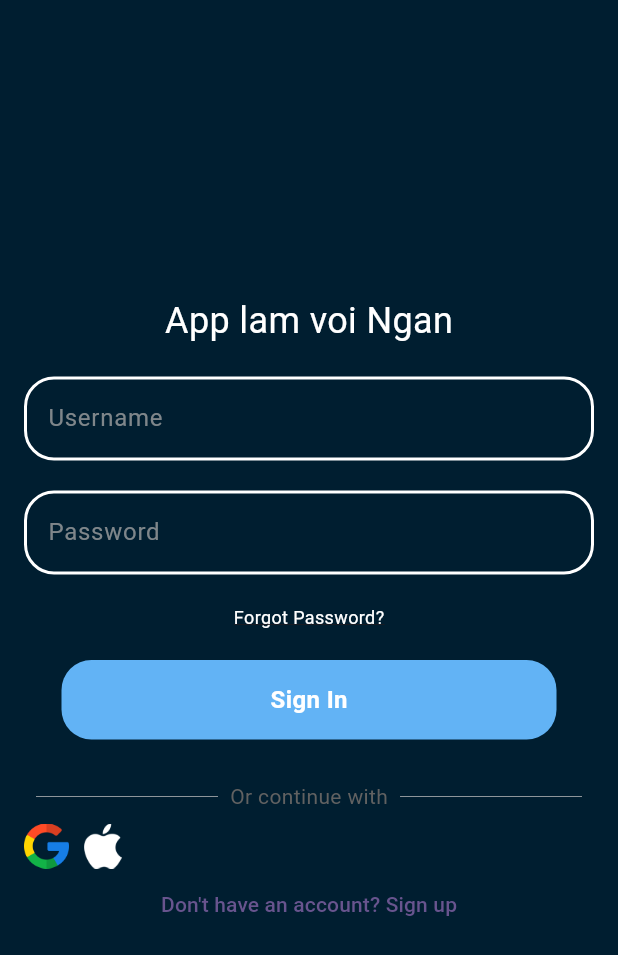
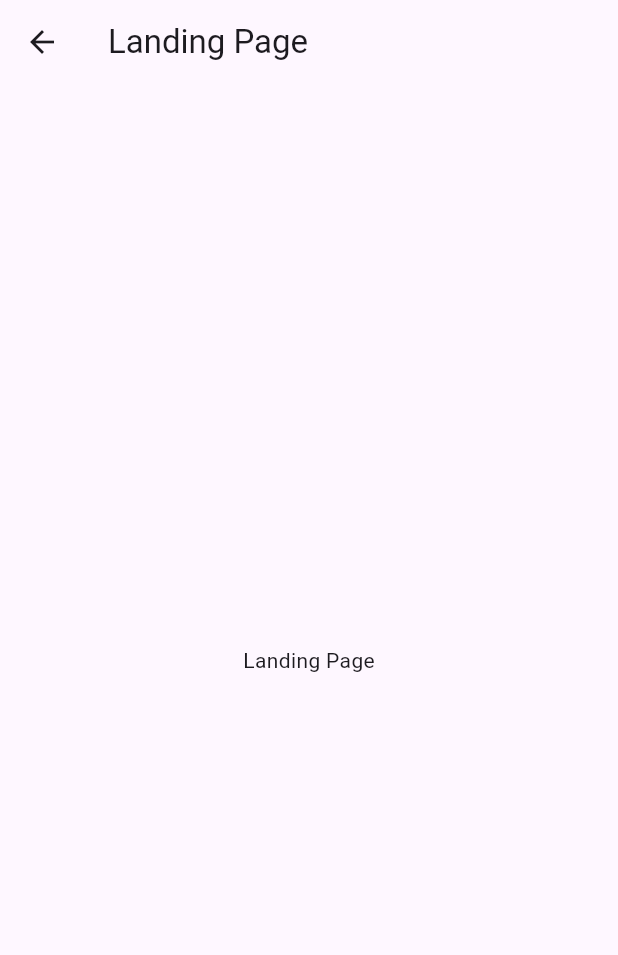
Before and after one commit to FanchonSora/Event-Management-Web, a Flutter app: the screen it shows after launch, after a tap on "Sign In", on a phone screen of 412 x 824 dp. Shown: the top 955 px of the screen. Run offline on Flutter 3.47's test engine with Material 3 defaults, Android fonts, the phone set to English and light mode, and no system bars; our stand-ins replace geolocator, logger.

Commit message:
added pages, organized

```diff
--- a/mobile/lib/main.dart
+++ b/mobile/lib/main.dart
@@ -1,9 +1,8 @@
 import 'package:flutter/animation.dart';
 import 'package:flutter/material.dart';
-import 'package:mobile/logging.dart';
-import 'package:mobile/get_geo_location.dart';
-import 'package:http/http.dart' as http;
 import 'package:mobile/components/my_button.dart';
+
+import 'package:mobile/pages/landing_page.dart';
 
 void main() {
   runApp(const MyApp());
@@ -21,6 +20,10 @@ class MyApp extends StatelessWidget {
         useMaterial3: true,
       ),
       home: const MyLoginPage(title: 'Flutter Demo Home Page'),
+      routes: {
+        '/main': (context) => const MyLandingPage(),
+        '/login': (context) => const MyLoginPage(title: 'Login'),
+      },
     );
   }
 }
@@ -46,25 +49,7 @@ class _MyLoginPageState extends State<MyLoginPage> {
   Widget build(BuildContext context) {
     return Scaffold(
       backgroundColor: const Color.fromARGB(255, 0, 30, 48),
-      body: Container(
-        // decoration: const BoxDecoration(
-        //   gradient: LinearGradient(
-        //     begin: Alignment.topLeft,
-        //     end: Alignment(-1, 0.4),
-        //     colors: <Color>[
-        //       Color.fromARGB(255, 27, 67, 50),
-        //       Color.fromARGB(255, 45, 106, 79),
-        //       Color.fromARGB(255, 64, 145, 108),
-        //       Color.fromARGB(255, 82, 183, 136),
-        //       Color.fromARGB(255, 116, 198, 157),
-        //       Color.fromARGB(255, 149, 213, 178),
-        //       Color.fromARGB(255, 183, 228, 199),
-        //     ],
-        //     tileMode: TileMode.mirror,
-        //   ),
-        // ),
-
-        child: Center(
+      body: Center(
         child: Padding(
           padding: const EdgeInsets.all(16.0),
           child: Column(
@@ -77,7 +62,8 @@ class _MyLoginPageState extends State<MyLoginPage> {
               const SizedBox(height: 20),
               TextField(
                 controller: _usernameController,
-                  style: const TextStyle(color: Color.fromARGB(255,255,255,255)),
+                style:
+                    const TextStyle(color: Color.fromARGB(255, 255, 255, 255)),
                 decoration: const InputDecoration(
                   enabledBorder: OutlineInputBorder(
                     borderSide: BorderSide(
@@ -87,8 +73,10 @@ class _MyLoginPageState extends State<MyLoginPage> {
                     borderRadius: BorderRadius.all(Radius.circular(20.0)),
                   ),
                   labelText: 'Username',
-                    labelStyle: TextStyle(color: Color.fromRGBO(165, 165, 165, 0.773)),
-                    floatingLabelStyle: TextStyle(color: Color.fromARGB(255, 123, 199, 250), fontSize: 16),
+                  labelStyle:
+                      TextStyle(color: Color.fromRGBO(165, 165, 165, 0.773)),
+                  floatingLabelStyle: TextStyle(
+                      color: Color.fromARGB(255, 123, 199, 250), fontSize: 16),
                   filled: true,
                   fillColor: Color.fromARGB(255, 0, 30, 48),
                   focusedBorder: OutlineInputBorder(
@@ -96,8 +84,7 @@ class _MyLoginPageState extends State<MyLoginPage> {
                       borderSide: BorderSide(
                         color: Color.fromARGB(255, 123, 199, 250),
                         width: 2.0,
-                      )
-                    ),
+                      )),
                 ),
               ),
               const SizedBox(height: 20),
@@ -105,10 +92,12 @@ class _MyLoginPageState extends State<MyLoginPage> {
                 controller: _passwordController,
                 decoration: const InputDecoration(
                   labelText: 'Password',
-                    labelStyle: TextStyle(color: Color.fromRGBO(165, 165, 165, 0.773)),
+                  labelStyle:
+                      TextStyle(color: Color.fromRGBO(165, 165, 165, 0.773)),
                   filled: true,
                   fillColor: Color.fromARGB(255, 0, 30, 48),
-                    floatingLabelStyle: TextStyle(color: Color.fromARGB(255, 123, 199, 250), fontSize: 16),
+                  floatingLabelStyle: TextStyle(
+                      color: Color.fromARGB(255, 123, 199, 250), fontSize: 16),
                   enabledBorder: OutlineInputBorder(
                     borderSide: BorderSide(
                       color: Color.fromARGB(255, 255, 255, 255),
@@ -121,8 +110,7 @@ class _MyLoginPageState extends State<MyLoginPage> {
                       borderSide: BorderSide(
                         color: Color.fromARGB(255, 12, 158, 255),
                         width: 2.0,
-                      )
-                    ),
+                      )),
                 ),
                 obscureText: true,
               ),
@@ -136,15 +124,22 @@ class _MyLoginPageState extends State<MyLoginPage> {
                   children: [
                     Text(
                       'Forgot Password?',
-                      style: TextStyle(color: Colors.white,fontSize: 12,decoration: TextDecoration.underline,
+                      style: TextStyle(
+                        color: Colors.white,
+                        fontSize: 12,
+                        decoration: TextDecoration.underline,
                       ),
                     ),
-                  ],),
+                  ],
+                ),
               ),
 
               const SizedBox(height: 20),
               MyButton(
-                  onTap: signUserIn,
+                onTap: () => {
+                  signUserIn(),
+                  Navigator.of(context).pushNamed("/main"),
+                },
                 // Implement login functionality here
               ),
 
@@ -152,45 +147,40 @@ class _MyLoginPageState extends State<MyLoginPage> {
 
               Padding(
                 padding: const EdgeInsets.all(8.0),
-                  child: Row(children: [
+                child: Row(
+                  children: [
                     Expanded(
                         child: Divider(
                       thickness: 0.5,
                       color: Colors.grey[400],
-                      )
+                    )),
+                    Padding(
+                      padding: const EdgeInsets.symmetric(horizontal: 8.0),
+                      child: Text(
+                        "Or continue with",
+                        style: TextStyle(color: Colors.grey[700]),
                       ),
-
-                    Padding(padding: const EdgeInsets.symmetric(horizontal: 8.0),
-                      child: Text("Or continue with",
-                      style: TextStyle(color: Colors.grey[700]),),
                     ),
-
                     Expanded(
                         child: Divider(
                       thickness: 0.5,
                       color: Colors.grey[400],
-                      )
+                    )),
+                  ],
                 ),
-                  ],),
               ),
 
               //login with Google, Apple
               Row(
                 children: [
-                    Image.asset(
-                      'lib/images/google.png',
-                      height:30),
-
+                  Image.asset('lib/images/google.png', height: 30),
 
                   // const SizedBox(width: 10),
                   // Image.asset('lib/images/facebook.png'),
                   const SizedBox(width: 10),
-                    Image.asset(
-                      'lib/images/apple.png',
-                      height:30),
+                  Image.asset('lib/images/apple.png', height: 30),
                 ],
               ),
-
 
               TextButton(
                 onPressed: () {
@@ -202,7 +192,6 @@ class _MyLoginPageState extends State<MyLoginPage> {
           ),
         ),
       ),
-      ),
     );
   }
 }
--- /dev/null
+++ b/mobile/lib/pages/landing_page.dart
@@ -0,0 +1,36 @@
+import 'dart:async';
+import 'package:flutter/material.dart';
+import 'package:http/http.dart' as http;
+import 'package:mobile/utils/logging.dart';
+import 'package:mobile/utils/get_geo_location.dart';
+import 'package:geolocator/geolocator.dart';
+
+class MyLandingPage extends StatefulWidget {
+  const MyLandingPage({super.key});
+
+  @override
+  State<MyLandingPage> createState() => _MyLandingPageState();
+}
+
+class _MyLandingPageState extends State<MyLandingPage> {
+  void initState() {
+    super.initState();
+    WidgetsBinding.instance.addPostFrameCallback((_) =>
+        LocatorUtil.determinePosition()
+            .then((stream) => stream.asBroadcastStream().listen((position) {
+                  logger.i(position);
+                })));
+  }
+
+  @override
+  Widget build(BuildContext context) {
+    return Scaffold(
+      appBar: AppBar(
+        title: const Text('Landing Page'),
+      ),
+      body: const Center(
+        child: Text('Landing Page'),
+      ),
+    );
+  }
+}
--- a/mobile/lib/get_geo_location.dart
+++ b/mobile/lib/utils/get_geo_location.dart
@@ -1,14 +1,20 @@
 import 'package:geolocator/geolocator.dart';
+import 'package:mobile/utils/logging.dart';
+import 'dart:async';
 
-class Util {
-  static Future<Position> determinePosition() async {
+class LocatorUtil {
+  static const LocationSettings locationSettings = LocationSettings(
+    accuracy: LocationAccuracy.high,
+    distanceFilter: 100,
+  );
+
+  static Future<Stream<Position>> determinePosition() async {
     bool serviceEnabled;
     LocationPermission permission;
 
     // Test if location services are enabled.
     serviceEnabled = await Geolocator.isLocationServiceEnabled();
     if (!serviceEnabled) {
-
       return Future.error('Location services are disabled.');
     }
 
@@ -16,7 +22,6 @@ class Util {
     if (permission == LocationPermission.denied) {
       permission = await Geolocator.requestPermission();
       if (permission == LocationPermission.denied) {
-
         return Future.error('Location permissions are denied');
       }
     }
@@ -29,6 +34,6 @@ class Util {
 
     // When we reach here, permissions are granted and we can
     // continue accessing the position of the device.
-    return await Geolocator.getCurrentPosition();
+    return Geolocator.getPositionStream(locationSettings: locationSettings);
   }
 }
```
Also changed, not shown: mobile/lib/utils/logging.dart (renamed from mobile/lib/logging.dart), 1 other file. Lines whose indentation alone changed are shown as unchanged.
